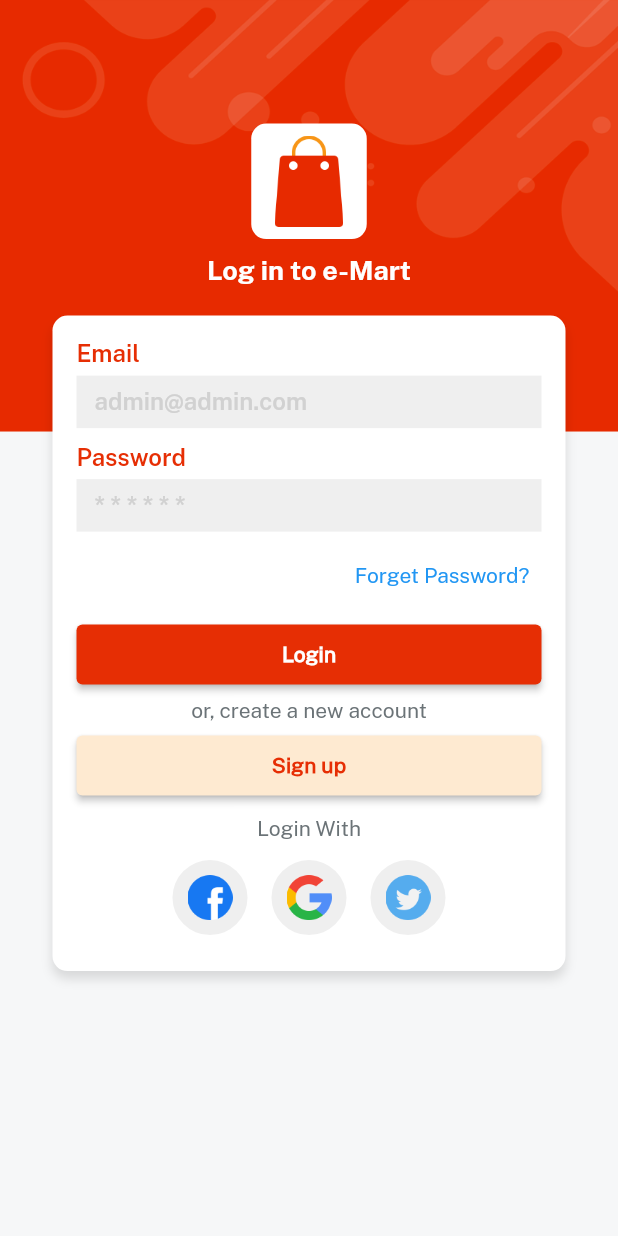
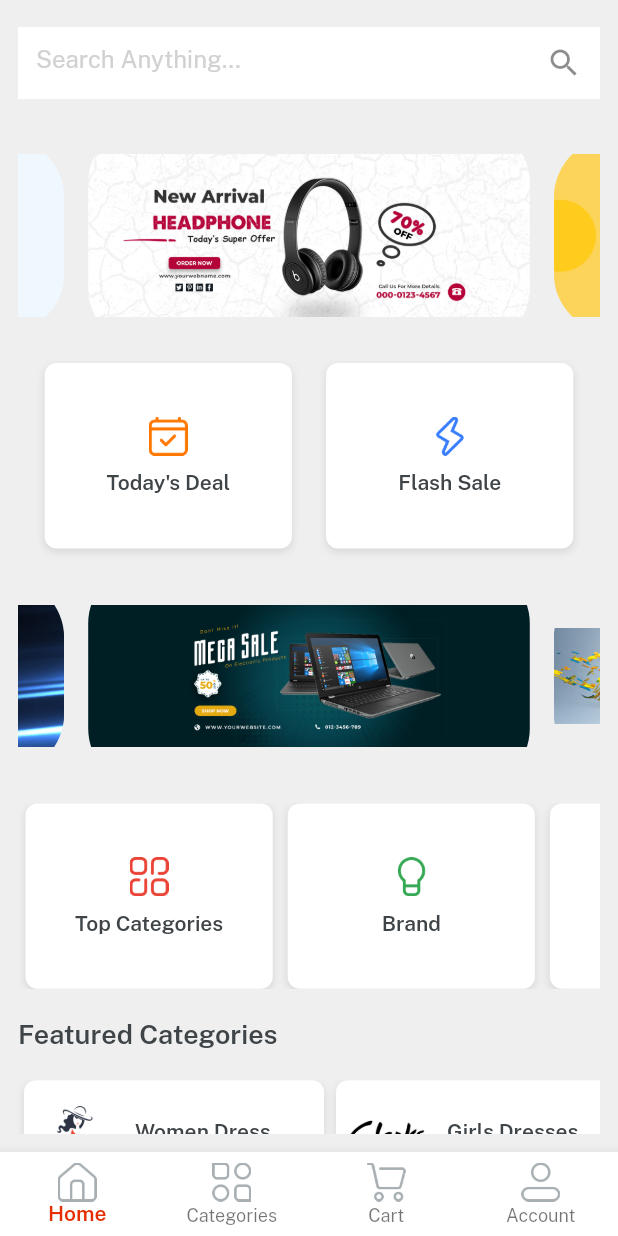
Before and after one commit to RohitBajracharya/E-FashionStore-App-Flutter-, a Flutter app: the screen it shows after launch, after a tap on "Login", on a phone screen of 412 x 824 dp. Run offline on Flutter 3.47's test engine with Material 2 defaults, Android fonts, the phone set to English and light mode, and no system bars; drawn by our look-alikes of velocity_x; our stand-ins replace get.

Commit message:
Home Screen ui Added

```diff
--- a/lib/auth/login_screen.dart
+++ b/lib/auth/login_screen.dart
@@ -4,7 +4,7 @@ import 'package:ecommerce_app/common_widgets/bg_widget.dart';
 import 'package:ecommerce_app/common_widgets/custom_textfield.dart';
 import 'package:ecommerce_app/common_widgets/our_button.dart';
 import 'package:ecommerce_app/consts/consts.dart';
-import 'package:ecommerce_app/consts/lists.dart';
+import 'package:ecommerce_app/views/home_screen/home.dart';
 
 class LoginScreen extends StatefulWidget {
   const LoginScreen({super.key});
@@ -143,7 +143,9 @@ class _LoginScreenState extends State<LoginScreen> {
         title: login,
         color: redColor,
         textColor: whiteColor,
-        onPress: () {},
+        onPress: () {
+          Get.to(const Home());
+        },
       ),
     );
   }
--- a/lib/auth/signup_screen.dart
+++ b/lib/auth/signup_screen.dart
@@ -2,6 +2,7 @@ import 'package:ecommerce_app/common_widgets/applogo_widgets.dart';
 import 'package:ecommerce_app/common_widgets/bg_widget.dart';
 import 'package:ecommerce_app/common_widgets/custom_textfield.dart';
 import 'package:ecommerce_app/consts/consts.dart';
+import 'package:ecommerce_app/controller/main_controller.dart';
 
 import '../common_widgets/our_button.dart';
 
@@ -13,6 +14,7 @@ class SignupScreen extends StatefulWidget {
 }
 
 class _SignupScreenState extends State<SignupScreen> {
+  MainController mainController = Get.put(MainController());
   @override
   Widget build(BuildContext context) {
     return bgWidget(
@@ -36,7 +38,7 @@ class _SignupScreenState extends State<SignupScreen> {
               ),
               const SizedBox(height: 20),
               //signup form
-              signupForm()
+              signupForm(),
             ],
           ),
         ),
@@ -90,32 +92,31 @@ class _SignupScreenState extends State<SignupScreen> {
 
   //login button
   Widget loginButton() {
-    return GestureDetector(
-      onTap: () {
-        Get.back();
-      },
-      child: RichText(
-        text: const TextSpan(
+    return Row(
+      mainAxisAlignment: MainAxisAlignment.center,
       children: [
         // already have an account text
-            TextSpan(
-              text: alreadyHaveAccount,
+        const Text(
+          alreadyHaveAccount,
           style: TextStyle(
             fontFamily: bold,
             color: fontGrey,
           ),
         ),
         // login button
-            TextSpan(
-              text: login,
+        InkWell(
+          onTap: () {
+            Get.back();
+          },
+          child: const Text(
+            login,
             style: TextStyle(
               fontFamily: bold,
               color: redColor,
             ),
           ),
+        ),
       ],
-        ),
-      ),
     );
   }
 
@@ -123,11 +124,13 @@ class _SignupScreenState extends State<SignupScreen> {
   Widget signupButton() {
     return SizedBox(
       width: screenWidth - 50,
-      child: ourButton(
+      child: Obx(
+        () => ourButton(
           title: signup,
-        color: redColor,
-        textColor: whiteColor,
+          color: mainController.isCheck?.value == true ? redColor : lightGrey,
+          textColor: mainController.isCheck?.value == true ? whiteColor : darkFontGrey,
           onPress: () {},
+        ),
       ),
     );
   }
@@ -136,10 +139,15 @@ class _SignupScreenState extends State<SignupScreen> {
   Widget termsNpolicy() {
     return Row(
       children: [
-        Checkbox(
-          checkColor: redColor,
-          value: false,
-          onChanged: (value) {},
+        Obx(
+          () => Checkbox(
+            activeColor: redColor,
+            checkColor: whiteColor,
+            value: mainController.isCheck?.value,
+            onChanged: (value) {
+              mainController.isCheck?.value = !mainController.isCheck!.value;
+            },
+          ),
         ),
         const SizedBox(width: 10),
         Expanded(
@@ -149,28 +157,28 @@ class _SignupScreenState extends State<SignupScreen> {
                 TextSpan(
                   text: "I agree to the ",
                   style: TextStyle(
-                    fontFamily: bold,
+                    fontFamily: regular,
                     color: fontGrey,
                   ),
                 ),
                 TextSpan(
                   text: termAndCond,
                   style: TextStyle(
-                    fontFamily: bold,
+                    fontFamily: regular,
                     color: redColor,
                   ),
                 ),
                 TextSpan(
                   text: " & ",
                   style: TextStyle(
-                    fontFamily: bold,
+                    fontFamily: regular,
                     color: fontGrey,
                   ),
                 ),
                 TextSpan(
                   text: privacyPolicy,
                   style: TextStyle(
-                    fontFamily: bold,
+                    fontFamily: regular,
                     color: redColor,
                   ),
                 ),
--- /dev/null
+++ b/lib/common_widgets/home_buttons.dart
@@ -0,0 +1,34 @@
+import 'package:ecommerce_app/consts/consts.dart';
+
+Widget homeButtons({width, height, icon, String? title, onPress}) {
+  return Container(
+    margin: const EdgeInsets.symmetric(horizontal: 5.0),
+    width: width,
+    height: height,
+    decoration: BoxDecoration(
+      borderRadius: BorderRadius.circular(8.0),
+      color: Colors.white,
+      boxShadow: [
+        BoxShadow(
+          color: Colors.black.withOpacity(0.1),
+          blurRadius: 4.0,
+          offset: const Offset(0, 2),
+        ),
+      ],
+    ),
+    child: Column(
+      mainAxisAlignment: MainAxisAlignment.center,
+      children: [
+        Image.asset(icon, width: 26),
+        const SizedBox(height: 10),
+        Text(
+          title!,
+          style: const TextStyle(
+            fontFamily: semibold,
+            color: darkFontGrey,
+          ),
+        ),
+      ],
+    ),
+  );
+}
--- a/lib/consts/consts.dart
+++ b/lib/consts/consts.dart
@@ -4,6 +4,7 @@ export 'package:velocity_x/velocity_x.dart';
 
 export './colors.dart';
 export './images.dart';
+export './lists.dart';
 export './sizes.dart';
 export './strings.dart';
 export './styles.dart';
--- a/lib/consts/lists.dart
+++ b/lib/consts/lists.dart
@@ -1,3 +1,57 @@
 import 'package:ecommerce_app/consts/consts.dart';
+import 'package:ecommerce_app/views/cart_screen/cart_screen.dart';
+import 'package:ecommerce_app/views/category_screen/category_screen.dart';
+import 'package:ecommerce_app/views/home_screen/home_screen.dart';
+import 'package:ecommerce_app/views/profile_screen/profile_screen.dart';
 
 const socialIconList = [icFacebookLogo, icGoogleLogo, icTwitterLogo];
+
+//bottom navigation bar items list
+var navbarItem = [
+  BottomNavigationBarItem(
+      icon: Image.asset(
+        icHome,
+        width: 26,
+      ),
+      label: home),
+  BottomNavigationBarItem(
+    icon: Image.asset(
+      icCategories,
+      width: 26,
+    ),
+    label: categories,
+  ),
+  BottomNavigationBarItem(
+    icon: Image.asset(
+      icCart,
+      width: 26,
+    ),
+    label: cart,
+  ),
+  BottomNavigationBarItem(
+    icon: Image.asset(
+      icProfile,
+      width: 26,
+    ),
+    label: account,
+  )
+];
+
+//nav body list
+var navBody = [
+  const HomeScreen(),
+  const CategoryScreen(),
+  const CartScreen(),
+  const ProfileScreen(),
+];
+
+//brand list
+const slidersList = [imgSlider1, imgSlider2, imgSlider3, imgSlider4];
+
+const secondSlidersList = [imgSs1, imgSs2, imgSs3, imgSs4];
+
+//featured categories images and titles list
+const featuredImages1 = [imgS1, imgS2, imgS3];
+const featuredImages2 = [imgS4, imgS5, imgS6];
+const featuresTitles1 = [womenDress, girlsDress, girlsWatches];
+const featuresTitles2 = [boysGlasses, mobilePhone, tShirts];
--- a/lib/consts/strings.dart
+++ b/lib/consts/strings.dart
@@ -2,6 +2,7 @@ const appname = "e-Mart";
 const appversion = "Version 1.0.0";
 const credits = "@RBajra";
 
+//login and signup strings
 const email = "Email";
 const emailHint = "admin@admin.com";
 const password = "Password";
@@ -17,3 +18,23 @@ const loginWith = "Login With";
 const privacyPolicy = "Privacy Policy";
 const termAndCond = "Terms and Conditions";
 const alreadyHaveAccount = "Already have an account?";
+
+//bottom navigation bar strings
+const home = "Home", categories = "Categories", cart = "Cart", account = "Account";
+
+//home strings
+const searchanything = "Search Anything...";
+const todayDeal = "Today's Deal";
+const flashsale = "Flash Sale";
+const topSellers = "Top Sellers";
+const brand = "Brand";
+const topCategories = "Top Categories";
+const featuredCategories = "Featured Categories";
+const womenDress = "Women Dress";
+const girlsWatches = "Girls Watches";
+const mobilePhone = "Mobile Phones";
+const boysGlasses = "Boys Glasses";
+const tShirts = "TShirts";
+const girlsDress = "Girls Dresses";
+const featuredProduct = "Featured Product";
+const allProduct = "All Products";
--- /dev/null
+++ b/lib/controller/home_controller.dart
@@ -0,0 +1,5 @@
+import 'package:ecommerce_app/consts/consts.dart';
+
+class HomeController extends GetxController {
+  var currentNavIndex = 0.obs;
+}
--- /dev/null
+++ b/lib/controller/main_controller.dart
@@ -0,0 +1,6 @@
+import 'package:ecommerce_app/consts/consts.dart';
+
+class MainController extends GetxController{
+  Rx<bool>? isCheck = false.obs;
+
+}
--- a/lib/main.dart
+++ b/lib/main.dart
@@ -22,6 +22,7 @@ class MyApp extends StatelessWidget {
         fontFamily: regular,
       ),
       home: const SplashScreen(),
+      defaultTransition: Transition.leftToRightWithFade,
     );
   }
 }
--- /dev/null
+++ b/lib/views/cart_screen/cart_screen.dart
@@ -0,0 +1,12 @@
+import 'package:flutter/material.dart';
+
+class CartScreen extends StatelessWidget {
+  const CartScreen({super.key});
+
+  @override
+  Widget build(BuildContext context) {
+    return Container(
+      color: Colors.purple,
+    );
+  }
+}
--- /dev/null
+++ b/lib/views/category_screen/category_screen.dart
@@ -0,0 +1,12 @@
+import 'package:flutter/material.dart';
+
+class CategoryScreen extends StatelessWidget {
+  const CategoryScreen({super.key});
+
+  @override
+  Widget build(BuildContext context) {
+    return Container(
+      color: Colors.yellow,
+    );
+  }
+}
--- /dev/null
+++ b/lib/views/home_screen/components/featured_button.dart
@@ -0,0 +1,37 @@
+import 'package:ecommerce_app/consts/consts.dart';
+
+Widget featuredButton({String? title, icon}) {
+  return Container(
+    width: 200,
+    margin: const EdgeInsets.symmetric(horizontal: 4.0),
+    padding: const EdgeInsets.all(4.0),
+    decoration: BoxDecoration(
+      color: Colors.white,
+      borderRadius: BorderRadius.circular(8.0),
+      boxShadow: [
+        BoxShadow(
+          color: Colors.black.withOpacity(0.1),
+          blurRadius: 4.0,
+          offset: const Offset(0, 2),
+        ),
+      ],
+    ),
+    child: Row(
+      children: [
+        Image.asset(
+          icon,
+          width: 60,
+          fit: BoxFit.fill,
+        ),
+        const SizedBox(width: 10),
+        Text(
+          title!,
+          style: const TextStyle(
+            fontFamily: semibold,
+            color: darkFontGrey,
+          ),
+        ),
+      ],
+    ),
+  );
+}
--- /dev/null
+++ b/lib/views/home_screen/home.dart
@@ -0,0 +1,36 @@
+import 'package:ecommerce_app/consts/consts.dart';
+import 'package:ecommerce_app/controller/home_controller.dart';
+
+class Home extends StatelessWidget {
+  const Home({super.key});
+
+  @override
+  Widget build(BuildContext context) {
+    var homeController = Get.put(HomeController());
+
+    return Scaffold(
+      body: Column(
+        children: [
+          Obx(
+            () => Expanded(
+              child: navBody.elementAt(homeController.currentNavIndex.value),
+            ),
+          ),
+        ],
+      ),
+      bottomNavigationBar: Obx(
+        () => BottomNavigationBar(
+          currentIndex: homeController.currentNavIndex.value,
+          selectedItemColor: redColor,
+          selectedLabelStyle: const TextStyle(fontFamily: semibold),
+          backgroundColor: whiteColor,
+          type: BottomNavigationBarType.fixed,
+          items: navbarItem,
+          onTap: (value) {
+            homeController.currentNavIndex.value = value;
+          },
+        ),
+      ),
+    );
+  }
+}
--- /dev/null
+++ b/lib/views/home_screen/home_screen.dart
@@ -0,0 +1,324 @@
+import 'package:ecommerce_app/common_widgets/home_buttons.dart';
+import 'package:ecommerce_app/consts/consts.dart';
+import 'package:ecommerce_app/views/home_screen/components/featured_button.dart';
+
+class HomeScreen extends StatelessWidget {
+  const HomeScreen({super.key});
+
+  @override
+  Widget build(BuildContext context) {
+    return Container(
+      padding: const EdgeInsets.all(12.0),
+      color: lightGrey,
+      width: screenWidth,
+      height: screenHeight,
+      child: SafeArea(
+        child: Column(
+          children: [
+            //search field
+            searchField(),
+            const SizedBox(height: 10),
+            //swipers brand
+            Expanded(
+              child: SingleChildScrollView(
+                physics: const BouncingScrollPhysics(),
+                child: Column(
+                  children: [
+                    swipersBrand(slidersList),
+                    const SizedBox(height: 10),
+                    //todays deals and flash sale button
+                    todayDealsNflashSale(),
+                    const SizedBox(height: 10),
+                    //second sliders
+                    swipersBrand(secondSlidersList),
+                    const SizedBox(height: 10),
+                    //top categories,brand and top sellers button
+                    categoriesBrandSellersButton(),
+                    const SizedBox(height: 20),
+                    //featured categories text
+                    featureCategoryText(),
+                    const SizedBox(height: 20),
+                    //featured categories list
+                    featuredCategoriesList(),
+                    const SizedBox(height: 20),
+                    // featured product
+                    featuredProducts(),
+                    const SizedBox(height: 20),
+                    //third swiper
+                    swipersBrand(secondSlidersList),
+                    const SizedBox(height: 20),
+                    //all products section
+                    allProducts(),
+                  ],
+                ),
+              ),
+            ),
+          ],
+        ),
+      ),
+    );
+  }
+
+  //all products
+  Widget allProducts() {
+    return Column(
+      children: [
+        //featured product text
+        const Align(
+          alignment: Alignment.centerLeft,
+          child: Text(
+            allProduct,
+            style: TextStyle(
+              fontFamily: bold,
+              fontSize: 18,
+            ),
+          ),
+        ),
+        const SizedBox(height: 10),
+        //product list
+        GridView.builder(
+          physics: const NeverScrollableScrollPhysics(),
+          shrinkWrap: true,
+          itemCount: 6,
+          gridDelegate: const SliverGridDelegateWithFixedCrossAxisCount(
+            crossAxisCount: 2,
+            mainAxisSpacing: 8,
+            crossAxisSpacing: 8,
+            mainAxisExtent: 300,
+          ),
+          itemBuilder: (context, index) {
+            return Container(
+              margin: const EdgeInsets.symmetric(horizontal: 5.0),
+              padding: const EdgeInsets.all(12.0),
+              decoration: BoxDecoration(
+                color: Colors.white,
+                shape: BoxShape.rectangle,
+                borderRadius: BorderRadius.circular(10.0),
+              ),
+              child: Column(
+                crossAxisAlignment: CrossAxisAlignment.start,
+                children: [
+                  Image.asset(
+                    imgP5,
+                    height: 200,
+                    width: 200,
+                    fit: BoxFit.cover,
+                  ),
+                  const Spacer(),
+                  const Text(
+                    "Laptop 4GB/64GB",
+                    style: TextStyle(
+                      fontFamily: semibold,
+                      color: darkFontGrey,
+                    ),
+                  ),
+                  const SizedBox(height: 10),
+                  const Text(
+                    "\$600",
+                    style: TextStyle(
+                      fontFamily: bold,
+                      color: redColor,
+                      fontSize: 16,
+                    ),
+                  ),
+                ],
+              ),
+            );
+          },
+        ),
+      ],
+    );
+  }
+
+  // featured product
+  Widget featuredProducts() {
+    return Container(
+      padding: const EdgeInsets.all(12.0),
+      width: double.infinity,
+      decoration: const BoxDecoration(color: redColor),
+      child: Column(
+        crossAxisAlignment: CrossAxisAlignment.start,
+        children: [
+          //featured product text
+          const Text(
+            featuredProduct,
+            style: TextStyle(
+              color: Colors.white,
+              fontFamily: bold,
+              fontSize: 18,
+            ),
+          ),
+          const SizedBox(height: 10),
+          //featured product list
+          SingleChildScrollView(
+            scrollDirection: Axis.horizontal,
+            child: Row(
+              children: List.generate(
+                6,
+                (index) => Container(
+                  margin: const EdgeInsets.symmetric(horizontal: 5.0),
+                  padding: const EdgeInsets.all(8.0),
+                  decoration: BoxDecoration(
+                    color: Colors.white,
+                    shape: BoxShape.rectangle,
+                    borderRadius: BorderRadius.circular(10.0),
+                  ),
+                  child: Column(
+                    crossAxisAlignment: CrossAxisAlignment.start,
+                    children: [
+                      Image.asset(
+                        imgP1,
+                        width: 150,
+                        fit: BoxFit.cover,
+                      ),
+                      const SizedBox(height: 10),
+                      const Text(
+                        "Laptop 4GB/64GB",
+                        style: TextStyle(
+                          fontFamily: semibold,
+                          color: darkFontGrey,
+                        ),
+                      ),
+                      const SizedBox(height: 10),
+                      const Text(
+                        "\$600",
+                        style: TextStyle(
+                          fontFamily: bold,
+                          color: redColor,
+                          fontSize: 16,
+                        ),
+                      ),
+                    ],
+                  ),
+                ),
+              ),
+            ),
+          ),
+        ],
+      ),
+    );
+  }
+
+  //featured categories list
+  Widget featuredCategoriesList() {
+    return SingleChildScrollView(
+      scrollDirection: Axis.horizontal,
+      child: Row(
+        children: List.generate(
+          3,
+          (index) => Column(
+            children: [
+              featuredButton(icon: featuredImages1[index], title: featuresTitles1[index]),
+              const SizedBox(height: 10),
+              featuredButton(icon: featuredImages2[index], title: featuresTitles2[index]),
+            ],
+          ),
+        ).toList(),
+      ),
+    );
+  }
+
+  //featured categories text
+  Widget featureCategoryText() {
+    return const Align(
+      alignment: Alignment.centerLeft,
+      child: Text(
+        featuredCategories,
+        style: TextStyle(
+          color: darkFontGrey,
+          fontSize: 18,
+          fontFamily: semibold,
+        ),
+      ),
+    );
+  }
+
+  //top categories,brand and top sellers button
+  Widget categoriesBrandSellersButton() {
+    return SingleChildScrollView(
+      physics: const BouncingScrollPhysics(),
+      scrollDirection: Axis.horizontal,
+      child: Row(
+        mainAxisAlignment: MainAxisAlignment.spaceEvenly,
+        children: List.generate(
+          3,
+          (index) => homeButtons(
+            height: screenHeight * 0.15,
+            width: screenWidth / 2.5,
+            icon: index == 0
+                ? icTopCategories
+                : index == 1
+                    ? icBrands
+                    : icTopSeller,
+            title: index == 0
+                ? topCategories
+                : index == 1
+                    ? brand
+                    : topSellers,
+          ),
+        ),
+      ),
+    );
+  }
+
+  //todays deals and flash sale button
+  Widget todayDealsNflashSale() {
+    return Row(
+      mainAxisAlignment: MainAxisAlignment.spaceEvenly,
+      children: List.generate(
+        2,
+        (index) => homeButtons(
+          height: screenHeight * 0.15,
+          width: screenWidth / 2.5,
+          icon: index == 0 ? icTodaysDeal : icFlashDeal,
+          title: index == 0 ? todayDeal : flashsale,
+        ),
+      ),
+    );
+  }
+
+  //swipers brand
+  Widget swipersBrand(list) {
+    return VxSwiper.builder(
+      aspectRatio: 16 / 9,
+      autoPlay: true,
+      height: 150,
+      enlargeCenterPage: true,
+      itemCount: list.length,
+      itemBuilder: (context, index) {
+        return Container(
+          margin: const EdgeInsets.symmetric(horizontal: 8.0),
+          child: ClipRRect(
+            clipBehavior: Clip.antiAlias,
+            borderRadius: const BorderRadius.all(Radius.circular(40.0)),
+            child: Image.asset(
+              list[index],
+              fit: BoxFit.fitWidth,
+            ),
+          ),
+        );
+      },
+    );
+  }
+
+  //seachfield
+  Widget searchField() {
+    return Container(
+      alignment: Alignment.center,
+      height: 60,
+      color: lightGrey,
+      child: TextFormField(
+        decoration: const InputDecoration(
+          border: InputBorder.none,
+          suffixIcon: Icon(Icons.search),
+          filled: true,
+          fillColor: whiteColor,
+          hintText: searchanything,
+          hintStyle: TextStyle(
+            color: textfieldGrey,
+          ),
+        ),
+      ),
+    );
+  }
+}
--- /dev/null
+++ b/lib/views/profile_screen/profile_screen.dart
@@ -0,0 +1,12 @@
+import 'package:flutter/material.dart';
+
+class ProfileScreen extends StatelessWidget {
+  const ProfileScreen({super.key});
+
+  @override
+  Widget build(BuildContext context) {
+    return Container(
+      color: Colors.red,
+    );
+  }
+}
```
Lines whose indentation alone changed are shown as unchanged.
